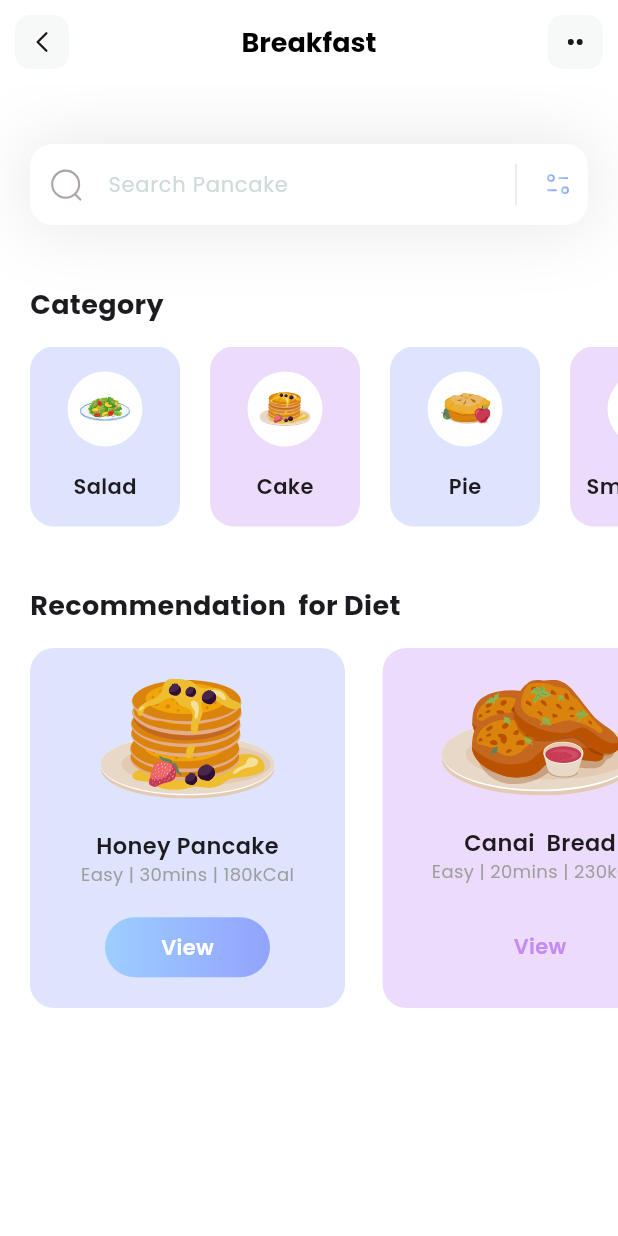
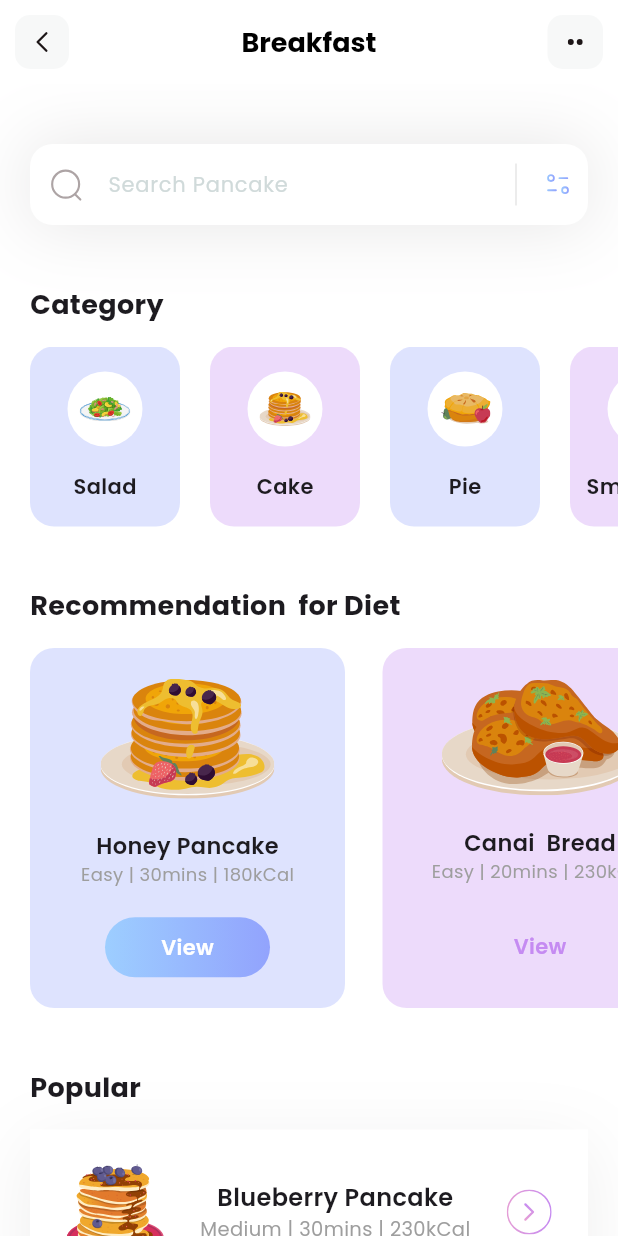
Before and after one commit to Delawit12/fitness, a Flutter app: the screen it shows after launch, on a phone screen of 412 x 824 dp. Run offline on Flutter 3.47's test engine with Material 3 defaults, Android fonts, the phone set to English and light mode, and no system bars; our stand-ins replace flutter_svg; statements that could not run were skipped.

Commit message:
popular section added

```diff
--- a/lib/models/dietModel.dart
+++ b/lib/models/dietModel.dart
@@ -1,5 +1,3 @@
-import 'package:flutter/material.dart';
-
 class DietModel {
   String name;
   String iconPath;
--- /dev/null
+++ b/lib/models/popularModel.dart
@@ -0,0 +1,40 @@
+class PopularModel {
+  String name;
+  String iconPath;
+  String level;
+  String duration;
+  String calorie;
+  bool boxIsSelected;
+
+  PopularModel({
+    required this.name,
+    required this.iconPath,
+    required this.level,
+    required this.duration,
+    required this.calorie,
+    required this.boxIsSelected,
+  });
+
+// a method that return list of items
+  static List<PopularModel> getPopular() {
+    List<PopularModel> popular = [];
+
+    popular.add(PopularModel(
+        name: 'Blueberry Pancake',
+        iconPath: 'assets/icons/blueberry-pancake.svg',
+        level: "Medium",
+        duration: '30mins',
+        calorie: '230kCal',
+        boxIsSelected: true));
+
+    popular.add(PopularModel(
+        name: 'Salmon Nigiri',
+        iconPath: 'assets/icons/salmon-nigiri.svg',
+        level: "Medium",
+        duration: '30mins',
+        calorie: '120kCal',
+        boxIsSelected: false));
+
+    return popular;
+  }
+}
--- a/lib/pages/home.dart
+++ b/lib/pages/home.dart
@@ -1,5 +1,6 @@
 import 'package:fitness/models/categoryModel.dart';
 import 'package:fitness/models/dietModel.dart';
+import 'package:fitness/models/popularModel.dart';
 import 'package:flutter/material.dart';
 import 'package:flutter_svg/flutter_svg.dart';
 
@@ -8,6 +9,7 @@ class HomePage extends StatelessWidget {
 
   List<CategoryModel> categories = [];
   List<DietModel> diets = [];
+  List<PopularModel> popular = [];
 
   void getCategories() {
     categories = CategoryModel.getCategories();
@@ -17,15 +19,20 @@ class HomePage extends StatelessWidget {
     diets = DietModel.getDiets();
   }
 
+  void getPopular() {
+    popular = PopularModel.getPopular();
+  }
+
   // @override
   @override
   Widget build(BuildContext context) {
     getCategories();
     getDiets();
+    getPopular();
     return Scaffold(
       appBar: appBar(),
       backgroundColor: Colors.white,
-      body: Column(
+      body: ListView(
         children: [
           searchField(),
           SizedBox(
@@ -35,7 +42,106 @@ class HomePage extends StatelessWidget {
           SizedBox(
             height: 40,
           ),
+          recommendationSection(),
+          SizedBox(
+            height: 40,
+          ),
+          Column(crossAxisAlignment: CrossAxisAlignment.start, children: [
+            Padding(
+              padding: const EdgeInsets.only(left: 20.0),
+              child: Text(
+                "Popular",
+                style: TextStyle(fontWeight: FontWeight.bold, fontSize: 18),
+              ),
+            ),
+            SizedBox(
+              height: 15,
+            ),
+            Container(
+              height: 250,
+              child: ListView.separated(
+                  itemBuilder: (context, index) {
+                    return Container(
+                      height: 110,
+                      decoration:
+                          BoxDecoration(color: Colors.white, boxShadow: [
+                        BoxShadow(
+                            color: Color(0xff1D1617).withOpacity(0.07),
+                            offset: Offset(0, 10),
+                            blurRadius: 40,
+                            spreadRadius: 0)
+                      ]),
+                      child: Row(
+                          mainAxisAlignment: MainAxisAlignment.spaceEvenly,
+                          children: [
+                            SvgPicture.asset(
+                              popular[index].iconPath,
+                              width: 65,
+                              height: 65,
+                            ),
                             Column(
+                              mainAxisAlignment: MainAxisAlignment.center,
+                              children: [
+                                Text(
+                                  popular[index].name,
+                                  style: TextStyle(
+                                    fontSize: 16,
+                                    fontWeight: FontWeight.w600,
+                                  ),
+                                ),
+                                Text(
+                                  popular[index].level +
+                                      ' | ' +
+                                      popular[index].duration +
+                                      ' | ' +
+                                      popular[index].calorie,
+                                  style: TextStyle(
+                                    fontSize: 13,
+                                    color: Colors.grey,
+                                    fontWeight: FontWeight.w400,
+                                  ),
+                                ),
+                              ],
+                            ),
+                            GestureDetector(
+                              onTap: () {},
+                              child: SvgPicture.asset(
+                                'assets/icons/button.svg',
+                                width: 30,
+                                height: 30,
+                              ),
+                            ),
+                          ]),
+                      // decoration: BoxDecoration(
+                      //     color: popular[index].boxIsSelected
+                      //         ? Colors.white
+                      //         : Colors.transparent,
+                      //     boxShadow: popular[index].boxIsSelected
+                      //         ? [
+                      //             BoxShadow(
+                      //                 color:
+                      //                     Color(0xff1D1617).withOpacity(0.07),
+                      //                 offset: Offset(0, 10),
+                      //                 blurRadius: 40,
+                      //                 spreadRadius: 0)
+                      //           ]
+                      //         : []),
+                    );
+                  },
+                  separatorBuilder: (context, index) => SizedBox(height: 25),
+                  padding: EdgeInsets.only(left: 20, right: 20),
+                  itemCount: popular.length
+                ),
+            )
+          ]),
+          SizedBox(height: ,)
+        ],
+      ),
+    );
+  }
+
+  Column recommendationSection() {
+    return Column(
       crossAxisAlignment: CrossAxisAlignment.start,
       children: [
         Padding(
@@ -121,9 +227,6 @@ class HomePage extends StatelessWidget {
               },
             )),
       ],
-          )
-        ],
-      ),
     );
   }
 
```
Lines whose indentation alone changed are shown as unchanged.
